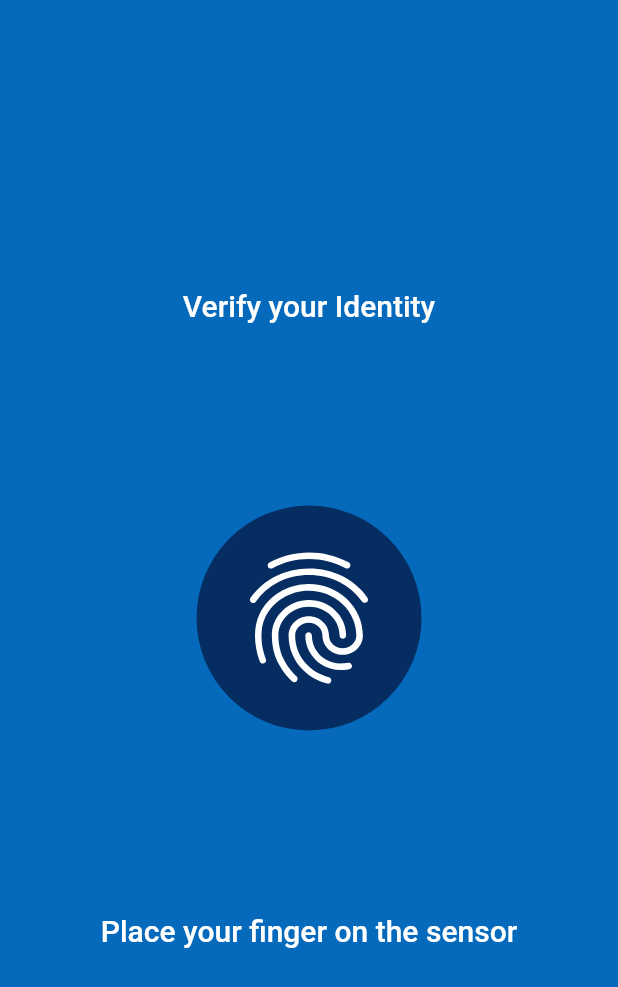
After one commit to Aarakshak/Aarakshak-Flutter, a Flutter app: the BiometricScreen screen opened directly, on a phone screen of 412 x 824 dp. The commit adds this screen. Shown: the top 987 px of the screen. Run offline on Flutter 3.47's test engine with Material 2 defaults, Android fonts, the light colour scheme and no system bars; our stand-ins replace curved_navigation_bar, flutter_svg, get, local_auth, pinput; project files that could hold a hidden picture were left out.

```diff
--- a/lib/controller/user_controller.dart
+++ b/lib/controller/user_controller.dart
@@ -7,6 +7,7 @@ import 'package:get/get.dart';
 class Controller extends GetxController{
   var index = 0.obs;
   change(int value) => index.value = value;
+  int? badgeID;
   Widget screen() {
     if (index.value == 0) {
       return const HomePage();
--- a/lib/main.dart
+++ b/lib/main.dart
@@ -1,6 +1,6 @@
-import 'package:aarakshak/screens/dashboard.dart';
 import 'package:aarakshak/screens/login_screen.dart';
 import 'package:flutter/material.dart';
+import 'package:get/get_navigation/src/root/get_material_app.dart';
 
 void main() {
   runApp(const MyApp());
@@ -11,7 +11,7 @@ class MyApp extends StatelessWidget {
 
   @override
   Widget build(BuildContext context) {
-    return MaterialApp(
+    return GetMaterialApp(
       debugShowCheckedModeBanner: false,
       title: 'Flutter Demo',
       home: LoginScreen(),
--- /dev/null
+++ b/lib/screens/biometric_capturing_screen.dart
@@ -0,0 +1,74 @@
+import 'package:aarakshak/utils/authentication_logic.dart';
+import 'package:flutter/material.dart';
+import 'package:flutter_svg/flutter_svg.dart';
+
+import '../ui_components/colors/color_code.dart';
+
+class BiometricScreen extends StatefulWidget {
+  const BiometricScreen({super.key});
+
+  @override
+  State<BiometricScreen> createState() => _BiometricScreenState();
+}
+
+class _BiometricScreenState extends State<BiometricScreen> {
+
+  Future<void> bringFingerPrint() async {
+    await Future.delayed(const Duration(milliseconds: 1000));
+    await authenticate();
+  }
+
+  @override
+  void initState() {
+    bringFingerPrint();
+    super.initState();
+  }
+  @override
+  Widget build(BuildContext context) {
+    return Scaffold(
+      backgroundColor: AppColors.profileCardBackgroundColor,
+      body: Container(
+        margin: const EdgeInsets.symmetric(vertical: 70),
+        width: double.infinity,
+        child: Column(
+          mainAxisAlignment: MainAxisAlignment.spaceEvenly,
+          children: [
+            Text(
+              "Verify your Identity",
+              style: TextStyle(
+                fontSize: 20,
+                fontWeight: FontWeight.w500,
+                color: AppColors.white,
+              ),
+            ),
+            Container(
+              width: 150,
+              height: 150,
+              decoration: const BoxDecoration(
+                shape: BoxShape.circle,
+                color: Color(0xff062D61),
+              ),
+              child: Center(
+                child: FractionallySizedBox(
+                  widthFactor: 0.7,
+                  heightFactor: 0.7,
+                  child: SvgPicture.asset(
+                    'assets/images/fingerprint.svg',
+                  ),
+                ),
+              ),
+            ),
+            Text(
+              "Place your finger on the sensor",
+              style: TextStyle(
+                fontSize: 20,
+                fontWeight: FontWeight.w500,
+                color: AppColors.white,
+              ),
+            ),
+          ],
+        ),
+      ),
+    );
+  }
+}
--- a/pubspec.yaml
+++ b/pubspec.yaml
@@ -36,6 +36,7 @@ dependencies:
   get: ^4.6.5
   http: ^1.1.0
   local_auth: ^2.1.6
+  pinput: ^2.4.0
 
 dev_dependencies:
   flutter_test:
```
Also changed, not shown: lib/repository/user_repository.dart (+16 -9 lines), lib/screens/login_screen.dart (+6 -5 lines), lib/screens/otp_screen.dart (added, +62 -0 lines), lib/utils/authentication_logic.dart (+6 -12 lines), assets/images/fingerprint.svg (added), pubspec.lock, 5 other files.
